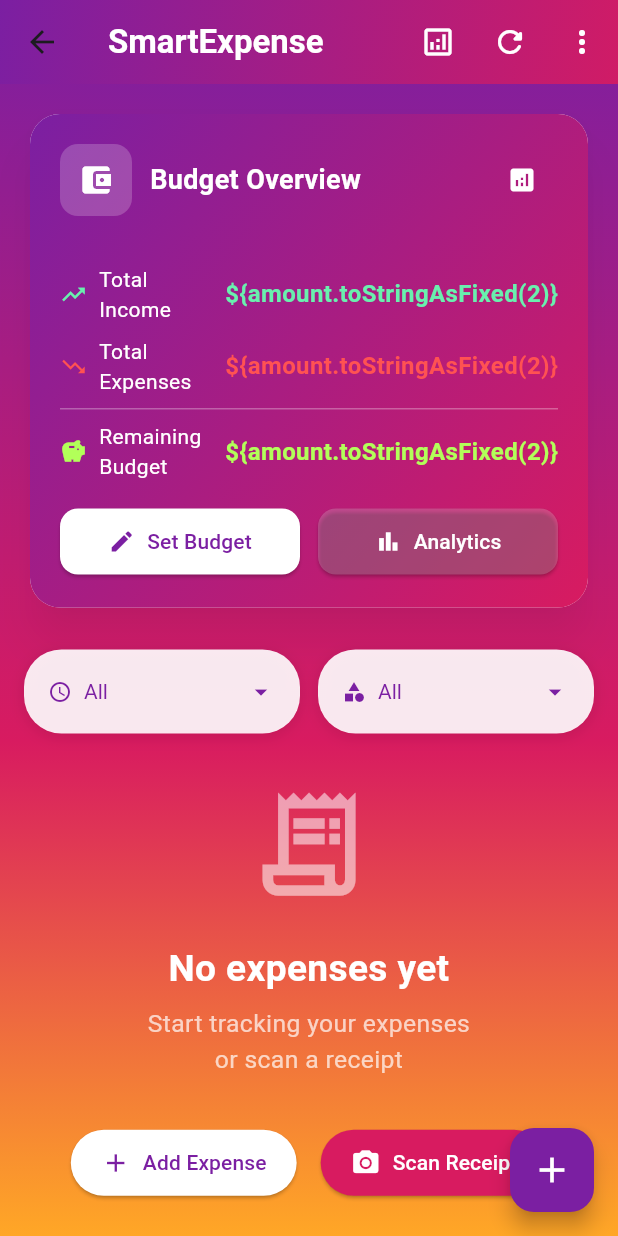
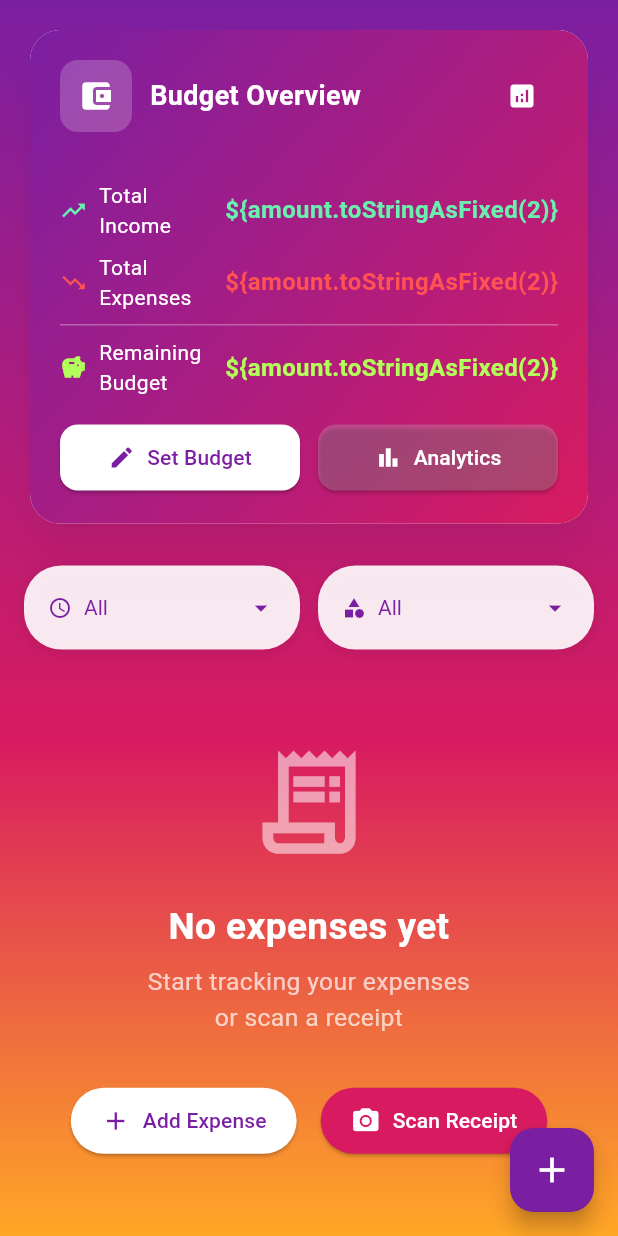
Before and after one commit to KerelosNasser/Hub, a Flutter app: the ExpenseTrackerPage screen opened directly, on a phone screen of 412 x 824 dp. Run offline on Flutter 3.47's test engine with Material 3 defaults, Android fonts, the phone set to English and light mode, and no system bars; our stand-ins replace animate_do, appwrite, audioplayers, awesome_notifications, bottom_navy_bar, connectivity_plus and 16 more; missing offline and left inert: external_app_launcher, google_mlkit_text_recognition, health, home_widget, workmanager; accounts and stored records are empty.

Commit message:
modified:   lib/expense_tracker/views/expense_tracker_page.dart 	modified:   lib/main.dart

```diff
--- a/lib/expense_tracker/views/expense_tracker_page.dart
+++ b/lib/expense_tracker/views/expense_tracker_page.dart
@@ -19,7 +19,6 @@ class ExpenseTrackerPage extends StatelessWidget {
     return Scaffold(
       backgroundColor: Colors.grey.shade100,
       extendBodyBehindAppBar: true,
-      appBar: _buildModernAppBar(context),
       body: Container(
         decoration: BoxDecoration(
           gradient: LinearGradient(
@@ -117,83 +116,6 @@ class ExpenseTrackerPage extends StatelessWidget {
     );
   }
 
-  PreferredSizeWidget _buildModernAppBar(BuildContext context) {
-    return AppBar(
-      title: Text(
-        'SmartExpense',
-        style: TextStyle(
-          color: Colors.white,
-          fontWeight: FontWeight.bold,
-          fontSize: 22,
-        ),
-      ),
-      backgroundColor: Colors.transparent,
-      elevation: 0,
-      flexibleSpace: Container(
-        decoration: BoxDecoration(
-          gradient: LinearGradient(
-            begin: Alignment.topLeft,
-            end: Alignment.bottomRight,
-            colors: [
-              Colors.purple.shade700.withOpacity(0.9),
-              Colors.pink.shade600.withOpacity(0.9),
-            ],
-          ),
-        ),
-      ),
-      actions: [
-        IconButton(
-          icon: Icon(Icons.analytics_outlined, color: Colors.white),
-          onPressed: () => _showAnalyticsSheet(context),
-          tooltip: 'Analytics',
-        ),
-        IconButton(
-          icon: Icon(Icons.refresh_rounded, color: Colors.white),
-          onPressed: () => expenseController.loadExpenses(),
-          tooltip: 'Refresh',
-        ),
-        PopupMenuButton<String>(
-          icon: Icon(Icons.more_vert, color: Colors.white),
-          onSelected: (value) => _handleMenuSelection(context, value),
-          itemBuilder: (context) => [
-            PopupMenuItem(
-              value: 'export',
-              child: Row(
-                mainAxisSize: MainAxisSize.min,
-                children: [
-                  Icon(Icons.download, size: 20),
-                  SizedBox(width: 8),
-                  Text('Export', style: TextStyle(fontSize: 14)),
-                ],
-              ),
-            ),
-            PopupMenuItem(
-              value: 'settings',
-              child: Row(
-                mainAxisSize: MainAxisSize.min,
-                children: [
-                  Icon(Icons.settings, size: 20),
-                  SizedBox(width: 8),
-                  Text('Settings', style: TextStyle(fontSize: 14)),
-                ],
-              ),
-            ),
-            PopupMenuItem(
-              value: 'clear',
-              child: Row(
-                mainAxisSize: MainAxisSize.min,
-                children: [
-                  Icon(Icons.delete_forever, color: Colors.red, size: 20),
-                  SizedBox(width: 8),
-                  Text('Clear All', style: TextStyle(color: Colors.red, fontSize: 14)),
-                ],
-              ),
-            ),
-          ],
-        ),
-      ],
-    );
-  }
 
   Widget _buildLoadingState() {
     return Center(
--- a/lib/main.dart
+++ b/lib/main.dart
@@ -12,8 +12,8 @@
 import 'daily_lessons/LessonPage.dart';
 import 'mainScreen/FarahHub_screen.dart';
 import 'mainScreen/controller.dart';
-import 'notes/views/note_list_screen.dart'; // Using modular structure
-import 'notes/views/note_edit_screen.dart'; // Using modular structure
+import 'notes/views/note_list_screen.dart';
+import 'notes/views/note_edit_screen.dart';
 import 'package:hive_flutter/hive_flutter.dart';
 import 'daily_lessons/lessons_model.dart';
 import 'package:farahs_hub/health/health_notification_service.dart';
```
